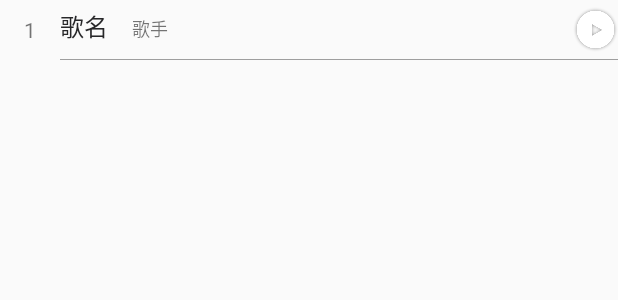
After one commit to WaterTeam/MusicProject, an Android app: the layout recycleview_item_bottombar.xml on its own in the app's theme, with its tools: preview values and no code run, on a phone screen of 412 x 824 dp. The commit adds this screen. Shown: the top 300 px of the screen. Run offline under Robolectric (Android 15) with nearby library versions, the phone set to English and light mode, and no system bars.

Commit message:
处理了播放页面的第二个bottomBar

```diff
--- a/app/src/main/res/layout/bottombar_layout.xml
+++ b/app/src/main/res/layout/bottombar_layout.xml
@@ -54,6 +54,6 @@
                 android:background="@drawable/ic_bottombar_play_button" />
         </FrameLayout>
 
-        <include layout="@layout/buttombar_palying_layout" />
+        <include layout="@layout/test" />
     </com.waterteam.musicproject.customview.BottomBar>
 </merge>
--- /dev/null
+++ b/app/src/main/res/layout/recycleview_item_bottombar.xml
@@ -0,0 +1,64 @@
+<?xml version="1.0" encoding="utf-8"?>
+<LinearLayout xmlns:android="http://schemas.android.com/apk/res/android"
+    android:layout_width="match_parent"
+    android:layout_height="wrap_content"
+
+    android:background="?android:attr/selectableItemBackground"
+    android:clickable="true"
+    android:focusable="true"
+    android:orientation="horizontal">
+
+    <TextView
+        android:id="@+id/second_bottomBar_number"
+        android:layout_width="40dp"
+        android:layout_height="40dp"
+        android:gravity="center"
+        android:text="1" />
+
+    <LinearLayout
+        android:layout_width="0dp"
+        android:layout_height="40dp"
+        android:layout_weight="1"
+        android:orientation="vertical">
+
+        <LinearLayout
+            android:layout_width="match_parent"
+            android:layout_height="39dp">
+
+            <TextView
+                android:id="@+id/second_bottomBar_songName"
+                android:layout_width="wrap_content"
+                android:layout_height="35dp"
+
+                android:layout_marginRight="16dp"
+                android:ellipsize="end"
+                android:gravity="center_vertical"
+                android:maxLines="1"
+                android:singleLine="true"
+                android:text="歌名"
+                android:textColor="@color/titleColor"
+                android:textSize="16sp" />
+
+            <TextView
+                android:id="@+id/second_bottomBar_singer"
+                android:layout_width="wrap_content"
+                android:layout_height="wrap_content"
+                android:layout_weight="1"
+                android:ellipsize="end"
+                android:maxLines="1"
+                android:text="歌手"
+                android:textSize="12sp" />
+
+            <Button
+                android:id="@+id/second_bottomBar_button"
+                android:layout_width="30dp"
+                android:layout_height="30dp"
+                android:layout_gravity="center_vertical"
+                android:background="@drawable/ic_play_button" />
+        </LinearLayout>
+        <TextView
+            android:layout_width="match_parent"
+            android:layout_height="1dp"
+            android:background="#9e9e9e"/>
+    </LinearLayout>
+</LinearLayout>
```
Also changed, not shown: app/src/main/java/com/waterteam/musicproject/adapter/SecondBottomAdapter.java (added, +60 -0 lines), app/src/main/java/com/waterteam/musicproject/customview/BottomBar.java (+18 -5 lines), app/src/main/java/com/waterteam/musicproject/customview/MyNotification.java (+27 -29 lines), app/src/main/java/com/waterteam/musicproject/service/playmusic/service/PlayService.java (+34 -9 lines), app/src/main/java/com/waterteam/musicproject/util/HandleBottomBarTouchUtil.java (+53 -15 lines), app/src/main/res/layout/test.xml (added, +230 -0 lines).
